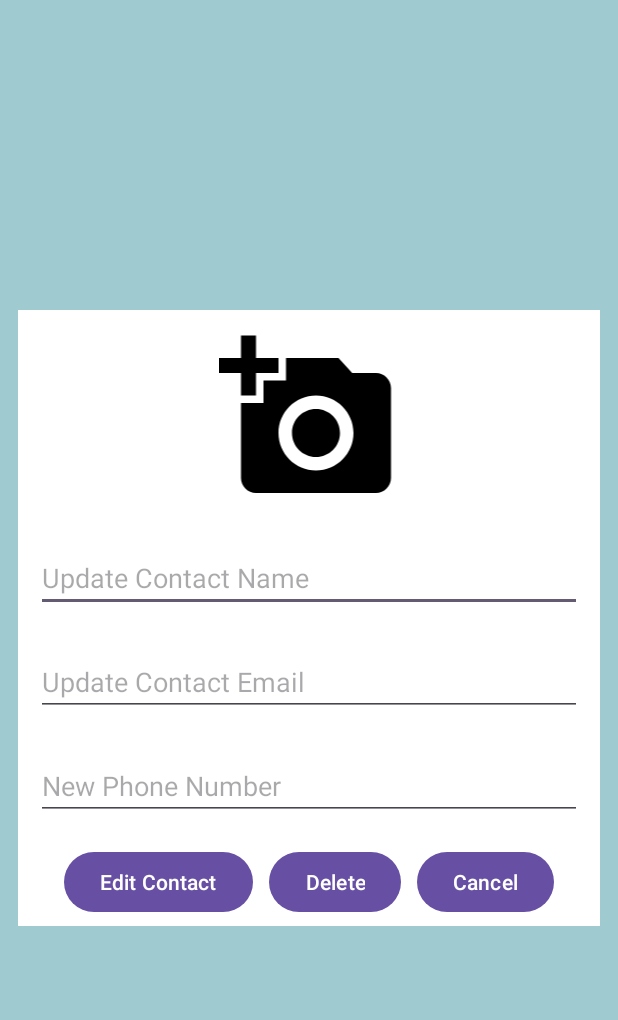
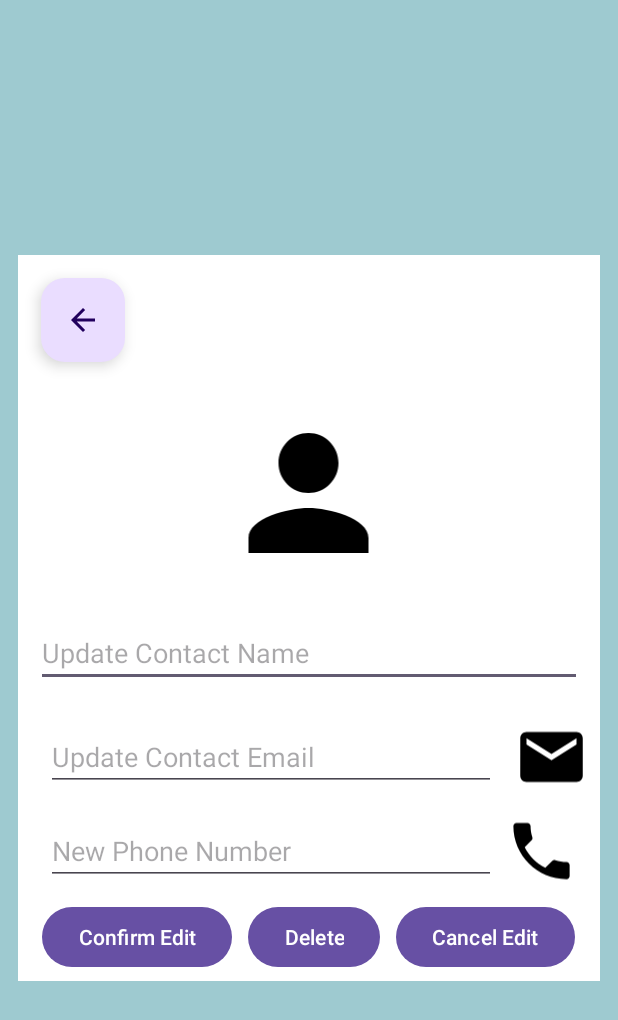
Before and after one commit to AlexssanderTavares/Phone_Book_App, an Android app: the ContactActivity screen opened directly, with no data from a screen before it, after a tap on "Edit Contact", on a phone screen of 412 x 824 dp. Shown: the top 1020 px of the screen. Run offline under Robolectric (Android 15) with nearby library versions, the phone set to English and light mode, and no system bars; 3 statements that could not run were skipped.

Commit message:
Adding features to contact Activity

```diff
--- a/app/src/main/java/com/example/app_phone_book/ui/ContactActivity.kt
+++ b/app/src/main/java/com/example/app_phone_book/ui/ContactActivity.kt
@@ -1,9 +1,15 @@
 package com.example.app_phone_book.ui
 
+import android.Manifest
+import android.content.Intent
+import android.content.pm.PackageManager
+import android.net.Uri
 import android.os.Bundle
+import android.view.View
 import android.widget.Toast
 import androidx.activity.enableEdgeToEdge
 import androidx.appcompat.app.AppCompatActivity
+import androidx.core.app.ActivityCompat
 import androidx.core.view.ViewCompat
 import androidx.core.view.WindowInsetsCompat
 import com.example.app_phone_book.Model.Contact
@@ -16,6 +22,8 @@ class ContactActivity : AppCompatActivity() {
     private lateinit var binding: ActivityContactBinding
     private lateinit var db: DBHelper
     private lateinit var contact: Contact
+    private val REQUEST_PHONE_CALL = 1
+
     override fun onCreate(savedInstanceState: Bundle?) {
         super.onCreate(savedInstanceState)
         enableEdgeToEdge()
@@ -30,7 +38,7 @@ class ContactActivity : AppCompatActivity() {
         val i = intent
         val id = i.extras?.getInt("id")
 
-        if(id != null && id > -1) {
+        if (id != null && id > -1) {
             contact = db.selectContact(id)
 
             binding.contactName.setText(contact.name)
@@ -43,56 +51,118 @@ class ContactActivity : AppCompatActivity() {
         val oldEmail = contact.email
         val oldPhone = contact.phone
 
-        binding.buttonEditContact.setOnClickListener{
-            if(id != null) {
+        binding.backButton.setOnClickListener {
+            finish()
+        }
+
+        binding.sendEmailButton.setOnClickListener{
+            val emailIntent = Intent(Intent.ACTION_SEND)
+            emailIntent.type = "text/plain"
+            emailIntent.putExtra(Intent.EXTRA_EMAIL, arrayOf(contact.email))
+            emailIntent.putExtra(Intent.EXTRA_SUBJECT, "Contact")
+            emailIntent.putExtra(Intent.EXTRA_TEXT, "Hello! Sent By App_Phone_Book")
+
+            try{
+                startActivity(Intent.createChooser(emailIntent, "Choose Email Client"))
+            }catch(e: Exception){
+                Toast.makeText(this, e.message, Toast.LENGTH_SHORT).show()
+            }
+
+        }
+
+        binding.callButton.setOnClickListener{
+            if(ActivityCompat.checkSelfPermission(this, Manifest.permission.CALL_PHONE) != PackageManager.PERMISSION_GRANTED){
+                ActivityCompat.requestPermissions(this, arrayOf(Manifest.permission.CALL_PHONE), REQUEST_PHONE_CALL)
+            }else{
+                val dialIntent = Intent(Intent.ACTION_CALL, Uri.parse("Tel:" + this.contact.phone))
+                startActivity(dialIntent)
+            }
+        }
+
+        binding.buttonEditContact.setOnClickListener {
+            changeState(true)
+        }
+
+        binding.confirmButton.setOnClickListener {
+            if (id != null) {
 
                 val newName = binding.contactName.text.toString().trim()
                 val newEmail = binding.contactEmail.text.toString().trim()
                 val newPhone = binding.contactPhone.text.toString().trim()
 
-                if(oldName != newName && newName.isNotEmpty()){
+                if (oldName != newName && newName.isNotEmpty()) {
                     val res = db.updateContactName(id, newName)
-                    if(res > 0) {
+                    if (res > 0) {
                         setResult(1, i)
                     }
                 }
 
-                if(oldEmail != newEmail && newEmail.isNotEmpty()){
+                if (oldEmail != newEmail && newEmail.isNotEmpty()) {
                     val res = db.updateContactEmail(id, newEmail)
-                    if(res != null && res > 0){
-                        setResult(2,i)
+                    if (res != null && res > 0) {
+                        setResult(2, i)
                     }
                 }
 
-                if(oldPhone != newPhone && newPhone.isNotEmpty()){
+                if (oldPhone != newPhone && newPhone.isNotEmpty()) {
                     val res = db.updateContactNumber(id, newPhone)
-                    if(res > 0) {
+                    if (res > 0) {
                         setResult(3, i)
                     }
                 }
 
-                Toast.makeText(applicationContext,"Update Ok!", Toast.LENGTH_SHORT).show()
-                finish()
+                Toast.makeText(applicationContext, "Update Ok!", Toast.LENGTH_SHORT).show()
+                changeState(false)
             }
         }
 
-        binding.deleteContact.setOnClickListener{
-            if(id != null){
+        binding.deleteContact.setOnClickListener {
+            if (id != null) {
                 val res = db.deleteContact(id)
-                if(res > 0){
-                    setResult(1,i)
+                if (res > 0) {
+                    setResult(1, i)
                     Toast.makeText(applicationContext, "Contact Deleted", Toast.LENGTH_SHORT).show()
                     finish()
-                }else{
-                    setResult(0,i)
-                    finish()
+                } else {
+                    setResult(0, i)
+                    binding.buttonEditContact.visibility = View.VISIBLE
+                    binding.confirmButton.visibility = View.GONE
                 }
             }
         }
 
         binding.cancelEditContact.setOnClickListener{
-            setResult(0,i)
+            binding.contactName.setText(oldName)
+            binding.contactEmail.setText(oldEmail)
+            binding.contactPhone.setText(oldPhone)
+            changeState(false)
+        }
+
+        binding.cancelButton.setOnClickListener {
+            setResult(0, i)
             finish()
         }
     }
+
+    private fun changeState(switch:Boolean){
+        if(switch){
+            binding.contactImage.isEnabled = switch
+            binding.contactName.isEnabled = switch
+            binding.contactEmail.isEnabled = switch
+            binding.contactPhone.isEnabled = switch
+            binding.cancelEditContact.visibility = View.VISIBLE
+            binding.confirmButton.visibility = View.VISIBLE
+            binding.cancelButton.visibility = View.GONE
+            binding.buttonEditContact.visibility = View.GONE
+        }else {
+            binding.contactImage.isEnabled = switch
+            binding.contactName.isEnabled = switch
+            binding.contactEmail.isEnabled = switch
+            binding.contactPhone.isEnabled = switch
+            binding.cancelEditContact.visibility = View.GONE
+            binding.confirmButton.visibility = View.GONE
+            binding.cancelButton.visibility = View.VISIBLE
+            binding.buttonEditContact.visibility = View.VISIBLE
+        }
+    }
 }
--- a/app/src/main/java/com/example/app_phone_book/ui/NewContactActivity.kt
+++ b/app/src/main/java/com/example/app_phone_book/ui/NewContactActivity.kt
@@ -43,7 +43,7 @@ class NewContactActivity : AppCompatActivity() {
         }
 
         binding.newContactImage.setOnClickListener{
-            if(ContextCompat.checkSelfPermission(this, android.Manifest.permission.READ_MEDIA_IMAGES) == PackageManager.PERMISSION_GRANTED && Build.VERSION.SDK_INT >= Build.VERSION_CODES.UPSIDE_DOWN_CAKE){
+            if(ContextCompat.checkSelfPermission(this, android.Manifest.permission.READ_MEDIA_IMAGES) == PackageManager.PERMISSION_GRANTED *//*&& Build.VERSION.SDK_INT >= Build.VERSION_CODES.UPSIDE_DOWN_CAKE*//*){
                 imageResult.launch(Intent(Intent.ACTION_PICK, android.provider.MediaStore.Images.Media.EXTERNAL_CONTENT_URI))
             }
         }
--- /dev/null
+++ b/app/src/main/res/drawable/baseline_arrow_back_24.xml
@@ -0,0 +1,5 @@
+<vector xmlns:android="http://schemas.android.com/apk/res/android" android:autoMirrored="true" android:height="24dp" android:tint="#000000" android:viewportHeight="24" android:viewportWidth="24" android:width="24dp">
+
+    <path android:fillColor="@android:color/white" android:pathData="M20,11H7.83l5.59,-5.59L12,4l-8,8 8,8 1.41,-1.41L7.83,13H20v-2z"/>
+
+</vector>
--- /dev/null
+++ b/app/src/main/res/drawable/baseline_email_24.xml
@@ -0,0 +1,5 @@
+<vector xmlns:android="http://schemas.android.com/apk/res/android" android:height="24dp" android:tint="#000000" android:viewportHeight="24" android:viewportWidth="24" android:width="24dp">
+
+    <path android:fillColor="@android:color/white" android:pathData="M20,4L4,4c-1.1,0 -1.99,0.9 -1.99,2L2,18c0,1.1 0.9,2 2,2h16c1.1,0 2,-0.9 2,-2L22,6c0,-1.1 -0.9,-2 -2,-2zM20,8l-8,5 -8,-5L4,6l8,5 8,-5v2z"/>
+
+</vector>
--- /dev/null
+++ b/app/src/main/res/drawable/baseline_local_phone_24.xml
@@ -0,0 +1,5 @@
+<vector xmlns:android="http://schemas.android.com/apk/res/android" android:height="24dp" android:tint="#000000" android:viewportHeight="24" android:viewportWidth="24" android:width="24dp">
+
+    <path android:fillColor="@android:color/white" android:pathData="M6.62,10.79c1.44,2.83 3.76,5.14 6.59,6.59l2.2,-2.2c0.27,-0.27 0.67,-0.36 1.02,-0.24 1.12,0.37 2.33,0.57 3.57,0.57 0.55,0 1,0.45 1,1V20c0,0.55 -0.45,1 -1,1 -9.39,0 -17,-7.61 -17,-17 0,-0.55 0.45,-1 1,-1h3.5c0.55,0 1,0.45 1,1 0,1.25 0.2,2.45 0.57,3.57 0.11,0.35 0.03,0.74 -0.25,1.02l-2.2,2.2z"/>
+
+</vector>
--- a/app/src/main/res/layout/activity_contact.xml
+++ b/app/src/main/res/layout/activity_contact.xml
@@ -3,58 +3,108 @@
     xmlns:app="http://schemas.android.com/apk/res-auto"
     xmlns:tools="http://schemas.android.com/tools"
     android:id="@+id/main"
-    android:orientation="vertical"
-    android:gravity="center"
-    android:background="@color/appLogoBG"
     android:layout_width="match_parent"
     android:layout_height="match_parent"
+    android:background="@color/appLogoBG"
+    android:gravity="center"
+    android:orientation="vertical"
     tools:context=".ui.ContactActivity">
 
     <LinearLayout
         android:layout_width="match_parent"
         android:layout_height="wrap_content"
         android:layout_gravity="center"
+        android:layout_margin="12dp"
         android:background="@color/white"
-        android:layout_margin="12dp"
         android:gravity="center"
         android:orientation="vertical">
+
+        <com.google.android.material.floatingactionbutton.FloatingActionButton
+            android:id="@+id/back_button"
+            android:layout_width="wrap_content"
+            android:layout_height="wrap_content"
+            android:layout_gravity="start"
+            android:layout_margin="15sp"
+            android:contentDescription="Back to Contacts"
+            android:src="@drawable/baseline_arrow_back_24" />
 
         <ImageView
             android:id="@+id/contact_image"
             android:layout_width="130dp"
             android:layout_height="120dp"
             android:layout_margin="12dp"
-            android:src="@drawable/baseline_add_a_photo_24" />
+            android:enabled="false"
+            android:src="@drawable/baseline_person_24" />
 
         <EditText
             android:id="@+id/contact_name"
             android:layout_width="match_parent"
             android:layout_height="wrap_content"
             android:layout_margin="12dp"
+            android:enabled="false"
             android:hint="Update Contact Name"
             android:textSize="18sp" />
 
+        <LinearLayout
+            android:layout_width="match_parent"
+            android:layout_height="wrap_content"
+            android:layout_gravity="center"
+            android:gravity="center"
+            android:orientation="horizontal">
+
         <EditText
             android:id="@+id/contact_email"
-            android:layout_width="match_parent"
+            android:layout_width="300dp"
             android:layout_height="wrap_content"
             android:layout_margin="12dp"
+            android:enabled="false"
             android:hint="Update Contact Email"
             android:textSize="18sp" />
 
-        <EditText
-            android:id="@+id/contact_phone"
+        <ImageView
+            android:id="@+id/send_email_button"
+            android:layout_width="50dp"
+            android:layout_height="match_parent"
+            android:src="@drawable/baseline_email_24" />
+
+        </LinearLayout>
+
+        <LinearLayout
             android:layout_width="match_parent"
             android:layout_height="wrap_content"
-            android:layout_margin="12dp"
-            android:hint="New Phone Number"
-            android:textSize="18sp" />
+            android:layout_gravity="center"
+            android:gravity="center"
+            android:orientation="horizontal">
+
+            <EditText
+                android:id="@+id/contact_phone"
+                android:layout_width="300dp"
+                android:layout_height="wrap_content"
+                android:layout_margin="5dp"
+                android:enabled="false"
+                android:hint="New Phone Number"
+                android:textSize="18sp" />
+
+            <ImageView
+                android:id="@+id/call_button"
+                android:layout_width="50dp"
+                android:layout_height="match_parent"
+                android:src="@drawable/baseline_local_phone_24" />
+        </LinearLayout>
 
         <LinearLayout
             android:layout_width="match_parent"
             android:layout_height="wrap_content"
             android:gravity="center"
             android:orientation="horizontal">
+
+            <Button
+                android:id="@+id/confirm_button"
+                android:layout_width="wrap_content"
+                android:layout_height="wrap_content"
+                android:layout_margin="5sp"
+                android:text="Confirm Edit"
+                android:visibility="gone" />
 
             <Button
                 android:id="@+id/button_edit_contact"
@@ -70,12 +120,21 @@
                 android:layout_margin="5sp"
                 android:text="Delete" />
 
+
+            <Button
+                android:id="@+id/cancel_button"
+                android:layout_width="wrap_content"
+                android:layout_height="wrap_content"
+                android:layout_margin="5sp"
+                android:text="Cancel" />
+
             <Button
                 android:id="@+id/cancel_edit_contact"
                 android:layout_width="wrap_content"
                 android:layout_height="wrap_content"
                 android:layout_margin="5sp"
-                android:text="Cancel" />
+                android:text="Cancel Edit"
+                android:visibility="gone" />
 
         </LinearLayout>
     </LinearLayout>
```
Also changed, not shown: app/src/main/AndroidManifest.xml (+7 -0 lines), app/src/main/res/layout/activity_main.xml (+11 -15 lines).
